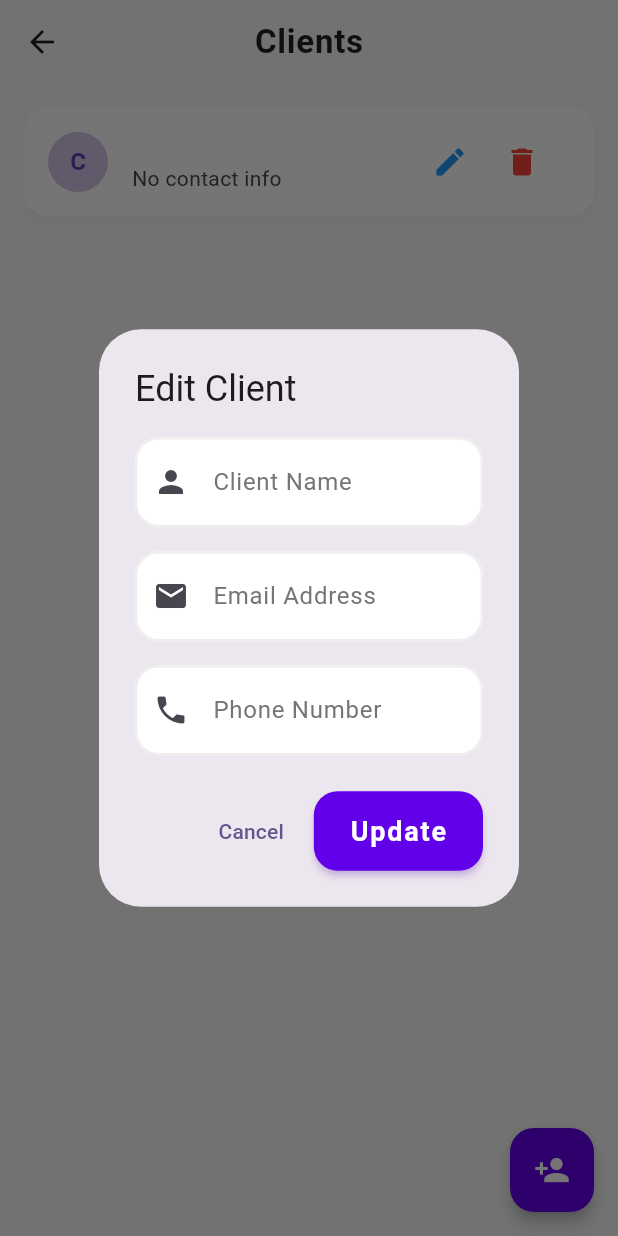
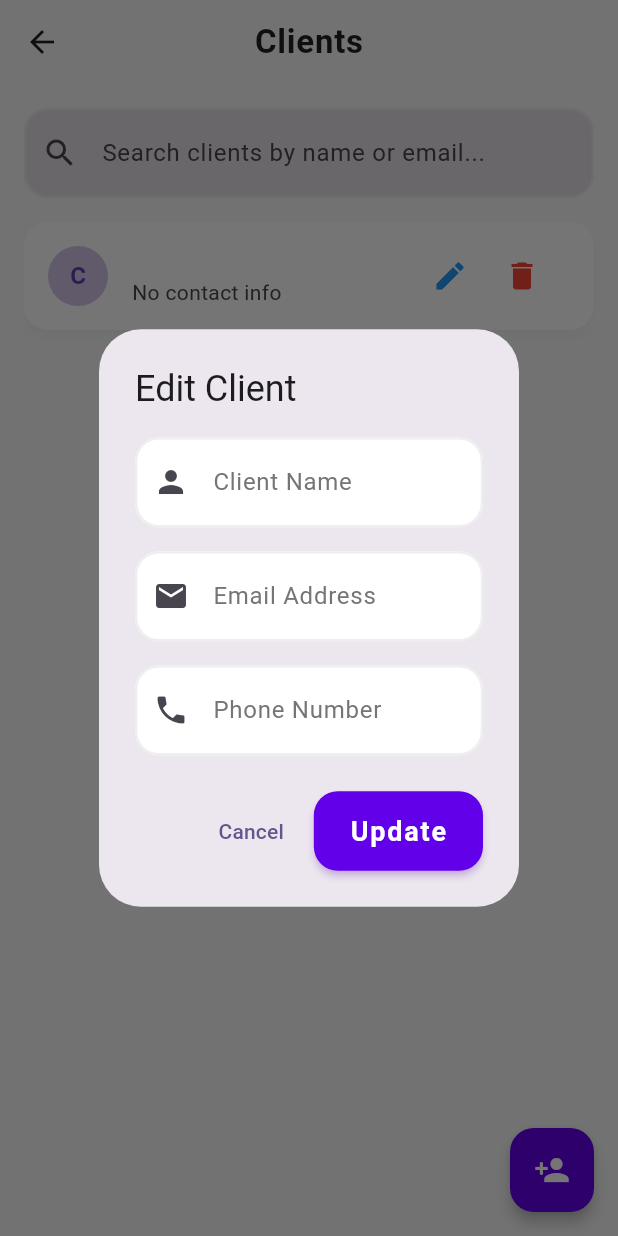
Before and after one commit to kalviumcommunity/S84-0226-Limitless-Flutter-HustleHub, a Flutter app: the ClientsScreen screen opened directly, after a tap on the "edit" icon, on a phone screen of 412 x 824 dp. Run offline on Flutter 3.47's test engine with Material 3 defaults, Android fonts, the phone set to English and light mode, and no system bars; our stand-ins replace cloud_firestore, firebase_auth, firebase_core; accounts and stored records are empty.

Commit message:
feat: Add search filtering functionality to Clients screen

```diff
--- a/hustlehub/lib/screens/clients_screen.dart
+++ b/hustlehub/lib/screens/clients_screen.dart
@@ -11,6 +11,8 @@ class ClientsScreen extends StatefulWidget {
 }
 
 class _ClientsScreenState extends State<ClientsScreen> {
+  String _searchQuery = '';
+
   @override
   void initState() {
     super.initState();
@@ -140,19 +142,48 @@ class _ClientsScreenState extends State<ClientsScreen> {
   Widget build(BuildContext context) {
     final clientsProvider = Provider.of<ClientsProvider>(context);
 
+    // Filter clients based on search query
+    final filteredClients = clientsProvider.clients.where((client) {
+      return client.name.toLowerCase().contains(_searchQuery.toLowerCase()) ||
+             client.email.toLowerCase().contains(_searchQuery.toLowerCase());
+    }).toList();
+
     return Scaffold(
       appBar: AppBar(
         title: const Text('Clients', style: TextStyle(fontWeight: FontWeight.bold)),
       ),
-      body: clientsProvider.isLoading
-          ? const Center(child: CircularProgressIndicator())
-          : clientsProvider.clients.isEmpty
-              ? _buildEmptyState()
-              : ListView.builder(
-                  padding: const EdgeInsets.all(16.0),
-                  itemCount: clientsProvider.clients.length,
-                  itemBuilder: (context, index) {
-                    final client = clientsProvider.clients[index];
+      body: Column(
+        children: [
+          Padding(
+            padding: const EdgeInsets.all(16.0),
+            child: TextField(
+              decoration: InputDecoration(
+                hintText: 'Search clients by name or email...',
+                prefixIcon: const Icon(Icons.search),
+                filled: true,
+                fillColor: Theme.of(context).colorScheme.surfaceContainerHighest,
+                border: OutlineInputBorder(
+                  borderRadius: BorderRadius.circular(12),
+                  borderSide: BorderSide.none,
+                ),
+              ),
+              onChanged: (value) {
+                setState(() {
+                  _searchQuery = value;
+                });
+              },
+            ),
+          ),
+          Expanded(
+            child: clientsProvider.isLoading
+                ? const Center(child: CircularProgressIndicator())
+                : filteredClients.isEmpty
+                    ? _buildEmptyState()
+                    : ListView.builder(
+                        padding: const EdgeInsets.symmetric(horizontal: 16.0),
+                        itemCount: filteredClients.length,
+                        itemBuilder: (context, index) {
+                          final client = filteredClients[index];
                     return Card(
                       margin: const EdgeInsets.only(bottom: 12),
                       child: ListTile(
@@ -184,6 +215,9 @@ class _ClientsScreenState extends State<ClientsScreen> {
                     );
                   },
                 ),
+          ), // End of Expanded
+        ],
+      ),
       floatingActionButton: FloatingActionButton(
         onPressed: () => _showAddClientDialog(context),
         tooltip: 'Add Client',
```
